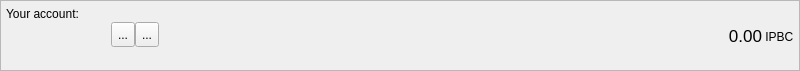
ipbc-dev/bittube-wallet-old, file src/gui/ui/accountframe.ui: the form before one commit.
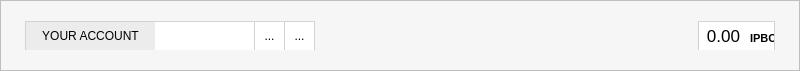
The form after the commit. Icons and pictures are not drawn.

Commit message: New design for account header

Patch:
```diff
--- a/src/gui/ui/accountframe.ui
+++ b/src/gui/ui/accountframe.ui
@@ -22,9 +22,106 @@
     <height>71</height>
    </size>
   </property>
+  <property name="palette">
+   <palette>
+    <active>
+     <colorrole role="Button">
+      <brush brushstyle="SolidPattern">
+       <color alpha="255">
+        <red>246</red>
+        <green>246</green>
+        <blue>246</blue>
+       </color>
+      </brush>
+     </colorrole>
+     <colorrole role="Base">
+      <brush brushstyle="SolidPattern">
+       <color alpha="255">
+        <red>246</red>
+        <green>246</green>
+        <blue>246</blue>
+       </color>
+      </brush>
+     </colorrole>
+     <colorrole role="Window">
+      <brush brushstyle="SolidPattern">
+       <color alpha="255">
+        <red>246</red>
+        <green>246</green>
+        <blue>246</blue>
+       </color>
+      </brush>
+     </colorrole>
+    </active>
+    <inactive>
+     <colorrole role="Button">
+      <brush brushstyle="SolidPattern">
+       <color alpha="255">
+        <red>246</red>
+        <green>246</green>
+        <blue>246</blue>
+       </color>
+      </brush>
+     </colorrole>
+     <colorrole role="Base">
+      <brush brushstyle="SolidPattern">
+       <color alpha="255">
+        <red>246</red>
+        <green>246</green>
+        <blue>246</blue>
+       </color>
+      </brush>
+     </colorrole>
+     <colorrole role="Window">
+      <brush brushstyle="SolidPattern">
+       <color alpha="255">
+        <red>246</red>
+        <green>246</green>
+        <blue>246</blue>
+       </color>
+      </brush>
+     </colorrole>
+    </inactive>
+    <disabled>
+     <colorrole role="Button">
+      <brush brushstyle="SolidPattern">
+       <color alpha="255">
+        <red>246</red>
+        <green>246</green>
+        <blue>246</blue>
+       </color>
+      </brush>
+     </colorrole>
+     <colorrole role="Base">
+      <brush brushstyle="SolidPattern">
+       <color alpha="255">
+        <red>246</red>
+        <green>246</green>
+        <blue>246</blue>
+       </color>
+      </brush>
+     </colorrole>
+     <colorrole role="Window">
+      <brush brushstyle="SolidPattern">
+       <color alpha="255">
+        <red>246</red>
+        <green>246</green>
+        <blue>246</blue>
+       </color>
+      </brush>
+     </colorrole>
+    </disabled>
+   </palette>
+  </property>
   <property name="windowTitle">
    <string>Frame</string>
   </property>
+  <property name="autoFillBackground">
+   <bool>true</bool>
+  </property>
+  <property name="styleSheet">
+   <string notr="true">background-color: rgb(246,246,246);</string>
+  </property>
   <property name="frameShape">
    <enum>QFrame::StyledPanel</enum>
   </property>
@@ -58,42 +155,54 @@
      <property name="rightMargin">
       <number>0</number>
      </property>
-     <item>
-      <widget class="QLabel" name="label">
-       <property name="minimumSize">
-        <size>
-         <width>0</width>
-         <height>20</height>
-        </size>
-       </property>
-       <property name="maximumSize">
-        <size>
-         <width>16777215</width>
-         <height>20</height>
-        </size>
-       </property>
-       <property name="text">
-        <string>Your account:</string>
-       </property>
-       <property name="alignment">
-        <set>Qt::AlignBottom|Qt::AlignLeading|Qt::AlignLeft</set>
-       </property>
-       <property name="margin">
-        <number>0</number>
-       </property>
-       <property name="indent">
-        <number>0</number>
-       </property>
-      </widget>
-     </item>
      <item>
       <layout class="QHBoxLayout" name="horizontalLayout">
        <property name="spacing">
         <number>0</number>
        </property>
+       <property name="topMargin">
+        <number>20</number>
+       </property>
        <property name="bottomMargin">
         <number>0</number>
        </property>
+       <item>
+        <widget class="QLabel" name="label">
+         <property name="minimumSize">
+          <size>
+           <width>149</width>
+           <height>30</height>
+          </size>
+         </property>
+         <property name="maximumSize">
+          <size>
+           <width>149</width>
+           <height>30</height>
+          </size>
+         </property>
+         <property name="baseSize">
+          <size>
+           <width>149</width>
+           <height>30</height>
+          </size>
+         </property>
+         <property name="autoFillBackground">
+          <bool>false</bool>
+         </property>
+         <property name="styleSheet">
+          <string notr="true">background-color: rgb(236,236,236);
+border: 1px solid lightgray;
+border-right: 0;
+margin-left: 19px;</string>
+         </property>
+         <property name="text">
+          <string>YOUR ACCOUNT</string>
+         </property>
+         <property name="alignment">
+          <set>Qt::AlignCenter</set>
+         </property>
+        </widget>
+       </item>
        <item>
         <widget class="QLabel" name="m_addressLabel">
          <property name="sizePolicy">
@@ -105,13 +214,13 @@
          <property name="minimumSize">
           <size>
            <width>100</width>
-           <height>22</height>
+           <height>30</height>
           </size>
          </property>
          <property name="maximumSize">
           <size>
            <width>16777215</width>
-           <height>22</height>
+           <height>30</height>
           </size>
          </property>
          <property name="baseSize">
@@ -129,39 +238,37 @@
          <property name="whatsThis">
           <string>This is your account address</string>
          </property>
+         <property name="autoFillBackground">
+          <bool>false</bool>
+         </property>
+         <property name="styleSheet">
+          <string notr="true">background-color: white;
+border: 1px solid lightgray;
+border-left: 0;</string>
+         </property>
          <property name="text">
           <string/>
          </property>
          <property name="alignment">
-          <set>Qt::AlignBottom|Qt::AlignLeading|Qt::AlignLeft</set>
+          <set>Qt::AlignLeading|Qt::AlignLeft|Qt::AlignVCenter</set>
          </property>
          <property name="textInteractionFlags">
           <set>Qt::TextSelectableByKeyboard|Qt::TextSelectableByMouse</set>
          </property>
         </widget>
        </item>
-       <item>
-        <spacer name="horizontalSpacer_2">
-         <property name="orientation">
-          <enum>Qt::Horizontal</enum>
-         </property>
-         <property name="sizeType">
-          <enum>QSizePolicy::Fixed</enum>
-         </property>
-         <property name="sizeHint" stdset="0">
-          <size>
-           <width>5</width>
-           <height>25</height>
-          </size>
-         </property>
-        </spacer>
-       </item>
        <item>
         <widget class="QToolButton" name="m_copyButton">
          <property name="minimumSize">
           <size>
-           <width>0</width>
-           <height>25</height>
+           <width>30</width>
+           <height>30</height>
+          </size>
+         </property>
+         <property name="maximumSize">
+          <size>
+           <width>30</width>
+           <height>30</height>
           </size>
          </property>
          <property name="toolTip">
@@ -173,6 +280,15 @@
          <property name="whatsThis">
           <string/>
          </property>
+         <property name="autoFillBackground">
+          <bool>false</bool>
+         </property>
+         <property name="styleSheet">
+          <string notr="true">background-color: white;
+border: 1px solid lightgray;
+border-left: 0;
+border-radius: 0;</string>
+         </property>
          <property name="text">
           <string>...</string>
          </property>
@@ -186,8 +302,14 @@
         <widget class="QToolButton" name="m_qrButton">
          <property name="minimumSize">
           <size>
-           <width>0</width>
-           <height>25</height>
+           <width>30</width>
+           <height>30</height>
+          </size>
+         </property>
+         <property name="maximumSize">
+          <size>
+           <width>30</width>
+           <height>30</height>
           </size>
          </property>
          <property name="toolTip">
@@ -196,6 +318,16 @@
          <property name="statusTip">
           <string/>
          </property>
+         <property name="autoFillBackground">
+          <bool>false</bool>
+         </property>
+         <property name="styleSheet">
+          <string notr="true">background-color: white;
+border: 1px solid lightgray;
+border-left: 0;
+border-top-left-radius: 0;
+border-bottom-left-radius: 0;</string>
+         </property>
          <property name="text">
           <string>...</string>
          </property>
@@ -207,13 +339,19 @@
        </item>
        <item>
         <spacer name="horizontalSpacer">
+         <property name="autoFillBackground">
+          <bool>false</bool>
+         </property>
          <property name="orientation">
           <enum>Qt::Horizontal</enum>
          </property>
+         <property name="sizeType">
+          <enum>QSizePolicy::MinimumExpanding</enum>
+         </property>
          <property name="sizeHint" stdset="0">
           <size>
-           <width>0</width>
-           <height>25</height>
+           <width>10</width>
+           <height>30</height>
           </size>
          </property>
         </spacer>
@@ -226,10 +364,16 @@
            <verstretch>0</verstretch>
           </sizepolicy>
          </property>
+         <property name="minimumSize">
+          <size>
+           <width>0</width>
+           <height>30</height>
+          </size>
+         </property>
          <property name="maximumSize">
           <size>
            <width>16777215</width>
-           <height>24</height>
+           <height>30</height>
           </size>
          </property>
          <property name="font">
@@ -245,11 +389,20 @@
          <property name="statusTip">
           <string>Total balance</string>
          </property>
+         <property name="autoFillBackground">
+          <bool>false</bool>
+         </property>
+         <property name="styleSheet">
+          <string notr="true">padding-left: 2px;
+background-color: white;
+border: 1px solid lightgray;
+border-right: 0;</string>
+         </property>
          <property name="text">
           <string>0.00</string>
          </property>
          <property name="alignment">
-          <set>Qt::AlignBottom|Qt::AlignRight|Qt::AlignTrailing</set>
+          <set>Qt::AlignRight|Qt::AlignTrailing|Qt::AlignVCenter</set>
          </property>
          <property name="margin">
           <number>0</number>
@@ -269,14 +422,14 @@
          </property>
          <property name="minimumSize">
           <size>
-           <width>30</width>
-           <height>20</height>
+           <width>50</width>
+           <height>30</height>
           </size>
          </property>
          <property name="maximumSize">
           <size>
-           <width>16777215</width>
-           <height>20</height>
+           <width>50</width>
+           <height>30</height>
           </size>
          </property>
          <property name="baseSize">
@@ -285,11 +438,28 @@
            <height>20</height>
           </size>
          </property>
+         <property name="font">
+          <font>
+           <pointsize>8</pointsize>
+           <weight>75</weight>
+           <bold>true</bold>
+          </font>
+         </property>
+         <property name="autoFillBackground">
+          <bool>false</bool>
+         </property>
+         <property name="styleSheet">
+          <string notr="true">margin-right: 19px;
+padding-top:5px;
+background-color: white;
+border: 1px solid lightgray;
+border-left: 0;</string>
+         </property>
          <property name="text">
           <string> IPBC</string>
          </property>
          <property name="alignment">
-          <set>Qt::AlignBottom|Qt::AlignLeading|Qt::AlignLeft</set>
+          <set>Qt::AlignLeading|Qt::AlignLeft|Qt::AlignVCenter</set>
          </property>
          <property name="margin">
           <number>0</number>
@@ -312,6 +482,9 @@
          <height>20</height>
         </size>
        </property>
+       <property name="autoFillBackground">
+        <bool>false</bool>
+       </property>
        <property name="text">
         <string/>
        </property>
```
Left out of the diff: 8 changed lines with no effect on the pictures. The commit also changes 5 other files.
